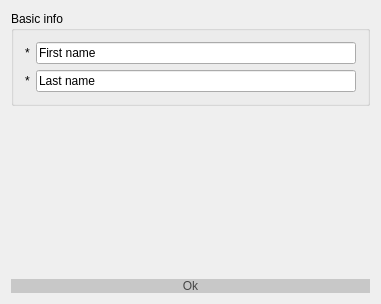
Before: the Qt Designer form Orar/OrarApp/TeacherDialog.ui in alexandrutm/UnivTimetable, drawn with Qt 5.
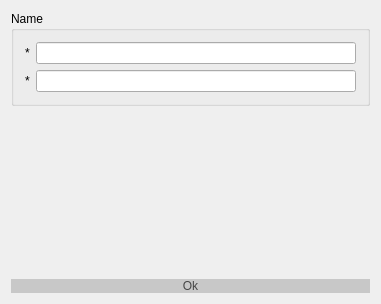
After: the same form once the commit is applied.

Diff of the .ui file:
```diff
--- a/Orar/OrarApp/TeacherDialog.ui
+++ b/Orar/OrarApp/TeacherDialog.ui
@@ -51,7 +51,7 @@
      <item row="0" column="0">
       <widget class="QGroupBox" name="groupBox">
        <property name="title">
-        <string>Basic info</string>
+        <string>Name</string>
        </property>
        <layout class="QHBoxLayout" name="horizontalLayout">
         <item>
@@ -59,14 +59,14 @@
           <item row="0" column="1">
            <widget class="QLineEdit" name="mFirstName">
             <property name="text">
-             <string>First name</string>
+             <string/>
             </property>
            </widget>
           </item>
           <item row="1" column="1">
            <widget class="QLineEdit" name="mLastName">
             <property name="text">
-             <string>Last name</string>
+             <string/>
             </property>
            </widget>
           </item>
```
